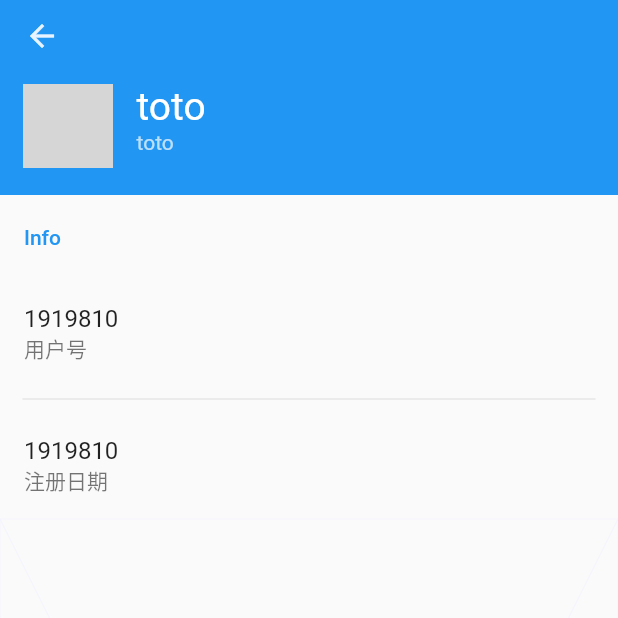
After one commit to 588q9/ash_go_app, a Flutter app: the UserPage screen opened directly, on a phone screen of 412 x 824 dp, the top half of it. The commit adds this screen. Run offline on Flutter 3.47's test engine with Material 2 defaults, Android fonts, the light colour scheme and no system bars; network calls fail; grey boxes are pictures that could not be loaded.

Commit message:
用户页初步草稿

```diff
--- a/lib/client/channel/channel_manager.dart
+++ b/lib/client/channel/channel_manager.dart
@@ -22,6 +22,8 @@ class ChannelManager {
   Socket? _channel;
 
   String host = "192.168.1.104";
+  int port = 8896;
+
   final _serializerUtil = const JsonSerializerUtil();
 
   final OriginVersionLengthFieldDecoder _lengthFieldDecoder =
@@ -33,7 +35,6 @@ class ChannelManager {
           lengthField: OriginVersionPacket.LENGTH_FIELD_LENGTH,
           postLengthField: OriginVersionPacket.SERIES_ID_FIELD_LENGTH +
               OriginVersionPacket.SERIALIZE_TYPE_FIELD_LENGTH);
-  int port = 8896;
   final Completer _connectState = Completer();
 
   final serverFrameController = StreamController<ServerFrame>();
--- a/lib/client/channel/origin_version_length_field_decoder.dart
+++ b/lib/client/channel/origin_version_length_field_decoder.dart
@@ -7,6 +7,7 @@ import 'package:ash_go/common/util/json_serializer_util.dart';
 typedef PacketCallback = void Function(ByteBuf packet);
 
 //注意线程不安全
+//TODO 将Packet和Frame的封装行为抽取出来
 class OriginVersionLengthFieldDecoder {
   final List<ByteBuf> _bytesContainer = [];
   int _currentContainerLength = 0;
--- a/lib/pages/contact_page.dart
+++ b/lib/pages/contact_page.dart
@@ -2,6 +2,8 @@ import 'package:flutter/cupertino.dart';
 import 'package:flutter/material.dart';
 
 class ContactPage extends StatelessWidget{
+  const ContactPage({super.key});
+
   @override
   Widget build(BuildContext context) {
     return Scaffold(body: ListView(children: [],),);
--- a/lib/pages/index_page.dart
+++ b/lib/pages/index_page.dart
@@ -4,7 +4,7 @@ import 'package:flutter/cupertino.dart';
 import 'package:flutter/material.dart';
 
 class IndexPage extends StatelessWidget {
-  const IndexPage();
+  const IndexPage({super.key});
   @override
   Widget build(BuildContext context) {
     return Container(
--- a/lib/pages/login_page.dart
+++ b/lib/pages/login_page.dart
@@ -4,7 +4,7 @@ import 'package:flutter/material.dart';
 import 'overview_page.dart';
 
 class LoginPage extends StatelessWidget {
-  const LoginPage();
+  const LoginPage({super.key});
 
   @override
   Widget build(BuildContext context) {
--- /dev/null
+++ b/lib/pages/user_page.dart
@@ -0,0 +1,83 @@
+import 'package:flutter/material.dart';
+
+class UserPage extends StatelessWidget {
+  const UserPage({super.key});
+
+  @override
+  Widget build(BuildContext context) {
+    return Scaffold(
+      body: CustomScrollView(
+        slivers: [
+          SliverAppBar(
+            pinned: true,
+            // Provide a standard title.
+
+            bottom: PreferredSize(
+              child: ListTile(
+                contentPadding:
+                    EdgeInsets.only(left: 15, right: 15, bottom: 10),
+                leading: Container(
+                  width: 60,
+                  height: 60,
+                  child: CircleAvatar(
+                    backgroundImage: NetworkImage(
+                        'https://ashone-oss-picture.oss-cn-beijing.aliyuncs.com/myBlog/blog_img/1654333418497.jpg'),
+                  ),
+                ),
+                title: Text(
+                  'toto',
+                  style: TextStyle(color: Colors.white, fontSize: 26),
+                ),
+                subtitle: Text(
+                  'toto',
+                  style: TextStyle(color: Colors.white70),
+                ),
+              ),
+              preferredSize: Size.fromHeight(90),
+            ),
+            // Allows the user to reveal the app bar if they begin scrolling
+            // back up the list of items.
+            floating: true,
+            // Display a placeholder widget to visualize the shrinking size.
+
+            // Make the initial height of the SliverAppBar larger than normal.
+            expandedHeight: 130,
+          ),
+          SliverList(
+            // Use a delegate to build items as they're scrolled on screen.
+            delegate: SliverChildListDelegate([
+              ListTile(
+                style: ListTileStyle.drawer,
+                title: Text(
+                  'Info',
+                  style: TextStyle(color: Theme.of(context).primaryColor),
+                ),
+              ),
+              ListTile(
+                title: Text('1919810'),
+                subtitle: Text('用户号'),
+              ),
+              Divider(
+                indent: 15,
+                endIndent: 15,
+              ),
+              ListTile(
+                title: Text('1919810'),
+                subtitle: Text('注册日期'),
+              ),
+              Container(
+                  height: MediaQuery.of(context).size.height,
+                  child: Placeholder(
+                    strokeWidth: 0,
+                    color: Color.fromARGB(243, 243, 243, 255),
+                  )),
+              Divider(
+                height: 20,
+              ),
+            ]),
+          )
+        ],
+      ),
+    );
+  }
+}
```
Also changed, not shown: lib/client/isolate_client.dart (+6 -4 lines), lib/pages/chat_page.dart (+11 -5 lines), lib/pages/overview_page.dart (+13 -13 lines), lib/pages/person_page.dart (deleted, +0 -15 lines), lib/routes/routes_container.dart (+13 -10 lines), 1 other file.
